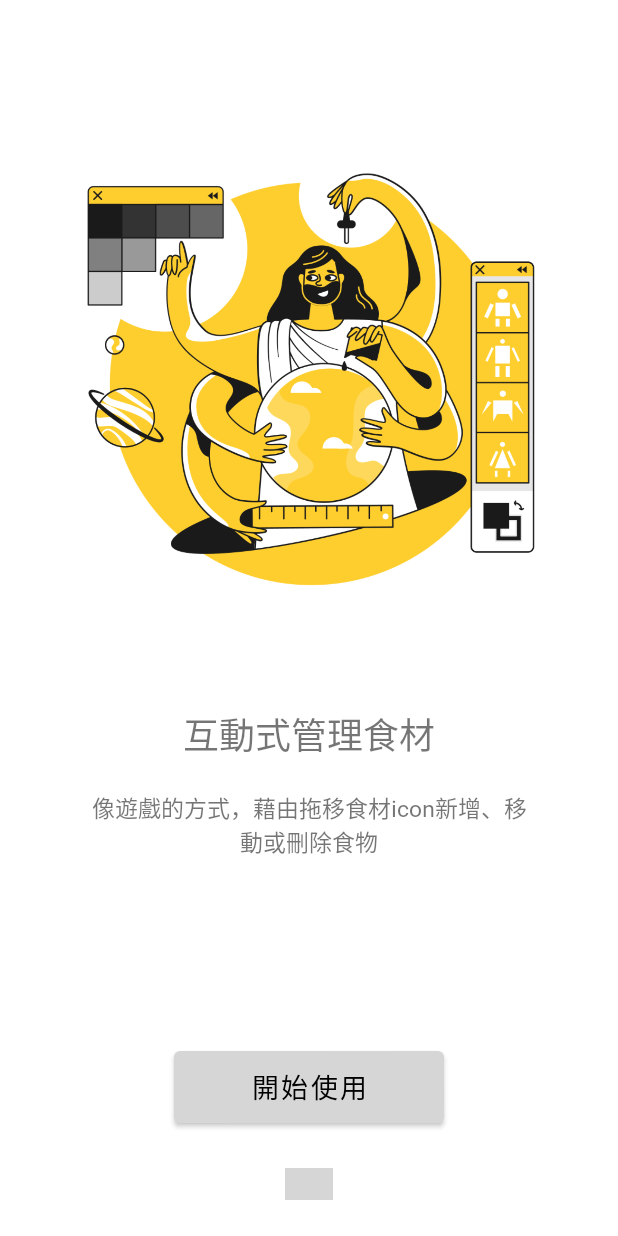
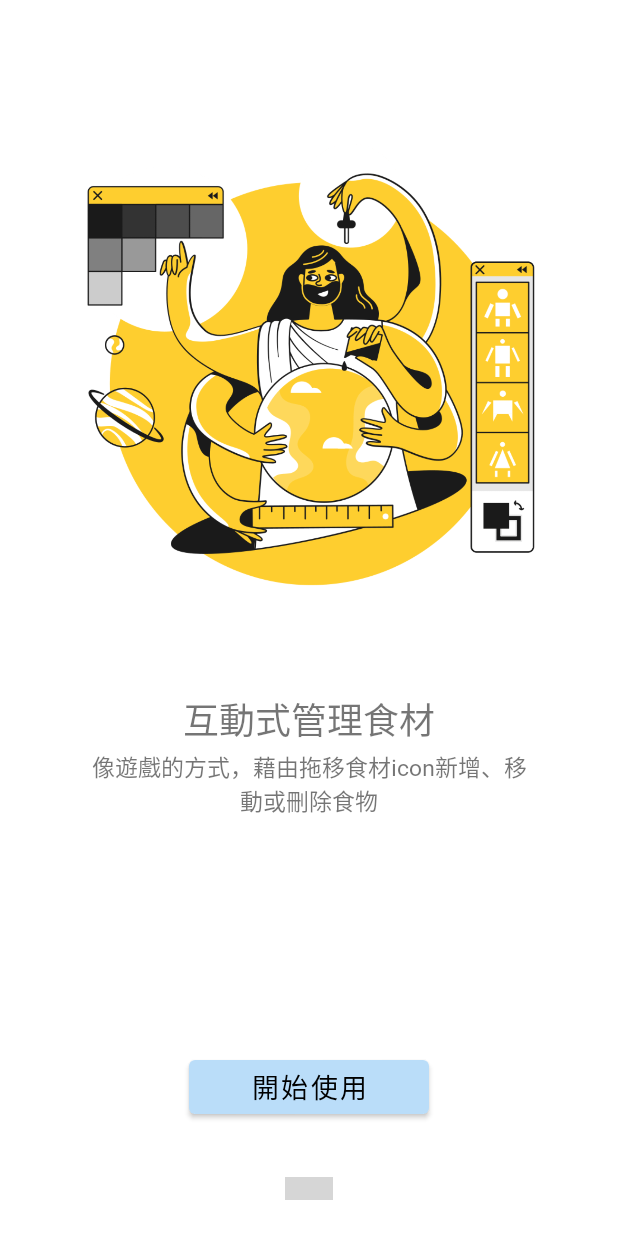
Before and after one commit to Chicken-GOGO/Fridge_Manger_App, an Android app: the screen it shows after launch (Onboarding), on a phone screen of 412 x 824 dp. Run offline under Robolectric (Android 15) with nearby library versions, the phone set to English and light mode, and no system bars; our stand-ins replace navigation-ui; libraries missing offline, so code that uses them is left out: com.tbuonomo.viewpagerdotsindicator; plain views replace SpringDotsIndicator; 2 statements that could not run were skipped; grey boxes are pictures that could not be loaded.

Commit message:
activity_onboarding.xml:按鈕調整 slides_layout.xml:排版調整

```diff
--- a/app/src/main/res/layout/activity_onboarding.xml
+++ b/app/src/main/res/layout/activity_onboarding.xml
@@ -28,23 +28,23 @@
 
         <com.google.android.material.button.MaterialButton
             android:id="@+id/skip_button"
-            android:layout_width="180dp"
-            android:layout_height="60dp"
+            android:layout_width="160dp"
+            android:layout_height="wrap_content"
             android:layout_centerInParent="true"
             android:gravity="center"
+            android:onClick="skip"
             android:text="@string/start"
             android:textSize="18dp"
-            android:onClick="skip"
-            app:backgroundTint="@color/purple_200" />
+            app:backgroundTint="@color/blue_100" />
 
         <com.tbuonomo.viewpagerdotsindicator.SpringDotsIndicator
             android:id="@+id/spring_dots_indicator"
             android:layout_width="wrap_content"
             android:layout_height="wrap_content"
             app:dampingRatio="0.5"
-            app:dotsColor="@color/purple_700"
+            app:dotsColor="@color/blue_100_dark"
 
-            app:dotsStrokeColor="@color/purple_500"
+            app:dotsStrokeColor="@color/blue_100_dark"
             app:dotsCornerRadius="20dp"
             app:dotsSize="12dp"
             app:dotsSpacing="6dp"
--- a/app/src/main/res/layout/slides_layout.xml
+++ b/app/src/main/res/layout/slides_layout.xml
@@ -19,7 +19,7 @@
         android:id="@+id/feature"
         android:layout_width="200dp"
         android:layout_height="0sp"
-        android:layout_marginTop="10dp"
+
         android:gravity="center"
         android:text="@string/feature1"
 
@@ -32,7 +32,7 @@
         android:id="@+id/descript"
         android:layout_width="300dp"
         android:layout_height="50dp"
-        android:layout_marginTop="17sp"
+
         android:gravity="center"
         android:text="@string/descript1"
         android:textSize="15sp"
--- a/build.gradle
+++ b/build.gradle
@@ -6,7 +6,7 @@ buildscript {
         mavenCentral()
     }
     dependencies {
-        classpath 'com.android.tools.build:gradle:7.0.1'
+        classpath 'com.android.tools.build:gradle:7.0.2'
         classpath "org.jetbrains.kotlin:kotlin-gradle-plugin:1.5.30"
 
         // NOTE: Do not place your application dependencies here; they belong
```
